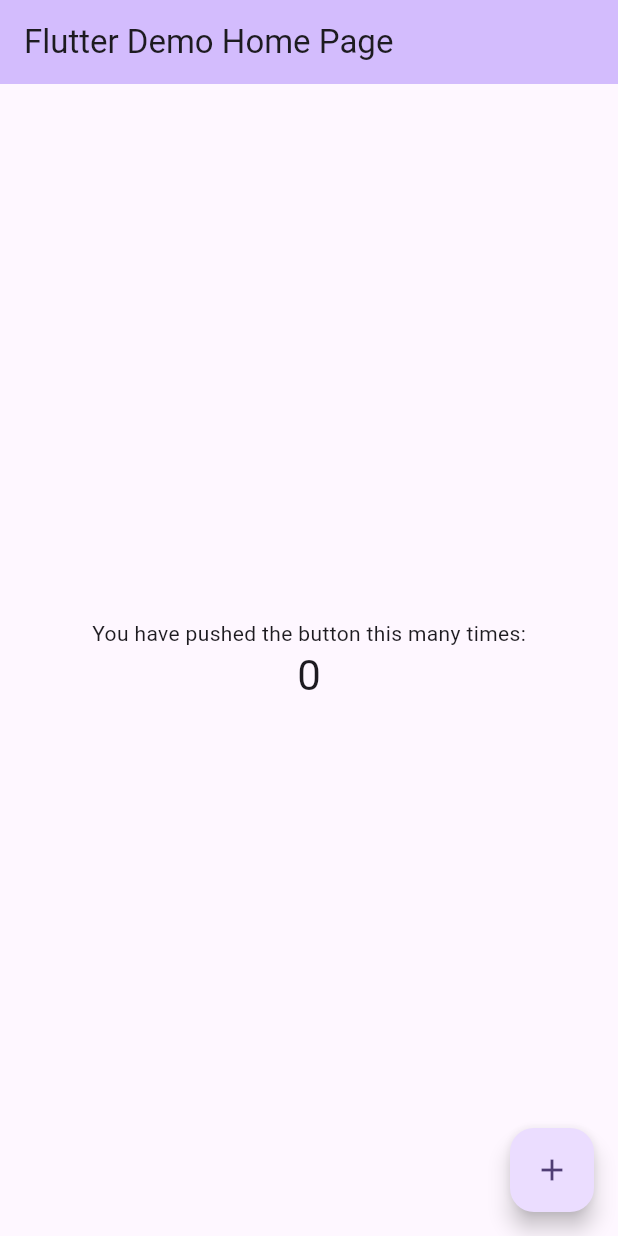
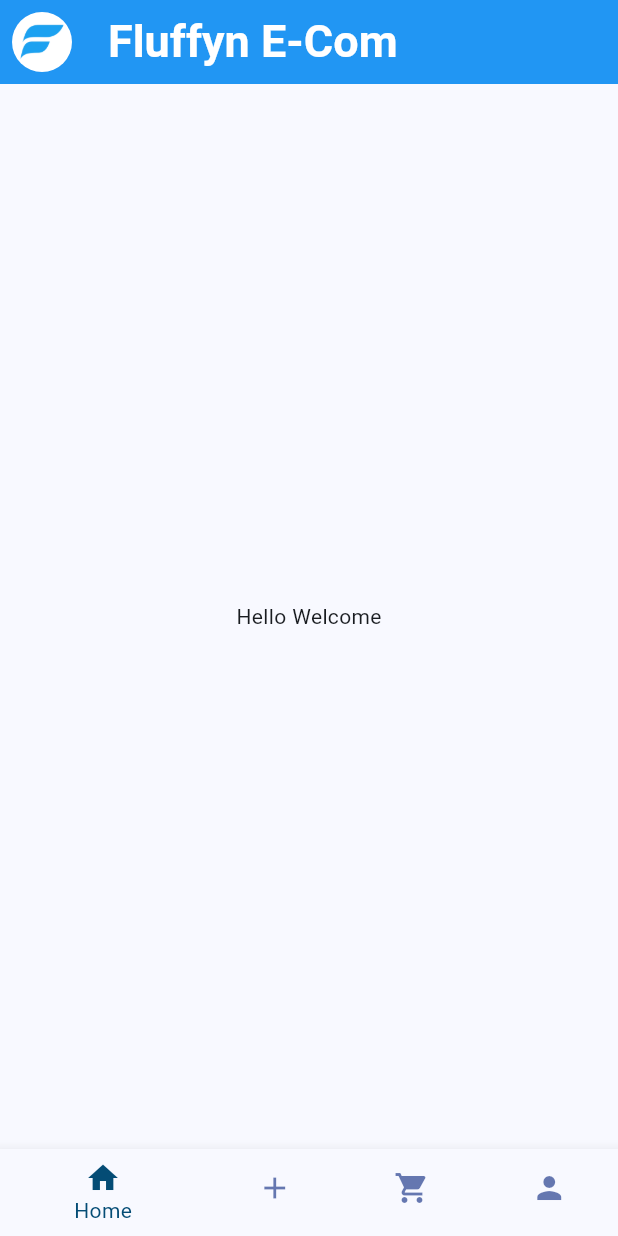
Before and after one commit to rajsharma07/fluffyn_e_commerce, a Flutter app: the screen it shows after launch, on a phone screen of 412 x 824 dp. Run offline on Flutter 3.47's test engine with Material 3 defaults, Android fonts, the phone set to English and light mode, and no system bars.

Commit message:
Basic skeleton done

```diff
--- /dev/null
+++ b/lib/core/theme/app_theme.dart
@@ -0,0 +1,7 @@
+import 'package:flutter/material.dart';
+
+const Color themeSeedColor = Colors.blue;
+
+ThemeData themeData = ThemeData(
+  colorScheme: ColorScheme.fromSeed(seedColor: themeSeedColor),
+);
--- a/lib/main.dart
+++ b/lib/main.dart
@@ -1,125 +1,19 @@
+import 'package:fluffyn_e_commerce/core/theme/app_theme.dart';
+import 'package:fluffyn_e_commerce/src/skeleton/skeleton.dart';
 import 'package:flutter/material.dart';
 
 void main() {
-  runApp(const MyApp());
+  runApp(const ECommerceApp());
 }
 
-class MyApp extends StatelessWidget {
-  const MyApp({super.key});
+class ECommerceApp extends StatelessWidget {
+  const ECommerceApp({super.key});
 
-  // This widget is the root of your application.
   @override
   Widget build(BuildContext context) {
     return MaterialApp(
-      title: 'Flutter Demo',
-      theme: ThemeData(
-        // This is the theme of your application.
-        //
-        // TRY THIS: Try running your application with "flutter run". You'll see
-        // the application has a purple toolbar. Then, without quitting the app,
-        // try changing the seedColor in the colorScheme below to Colors.green
-        // and then invoke "hot reload" (save your changes or press the "hot
-        // reload" button in a Flutter-supported IDE, or press "r" if you used
-        // the command line to start the app).
-        //
-        // Notice that the counter didn't reset back to zero; the application
-        // state is not lost during the reload. To reset the state, use hot
-        // restart instead.
-        //
-        // This works for code too, not just values: Most code changes can be
-        // tested with just a hot reload.
-        colorScheme: ColorScheme.fromSeed(seedColor: Colors.deepPurple),
-        useMaterial3: true,
-      ),
-      home: const MyHomePage(title: 'Flutter Demo Home Page'),
+      theme: themeData,
+      home: const Skeleton(),
     );
   }
 }
-
-class MyHomePage extends StatefulWidget {
-  const MyHomePage({super.key, required this.title});
-
-  // This widget is the home page of your application. It is stateful, meaning
-  // that it has a State object (defined below) that contains fields that affect
-  // how it looks.
-
-  // This class is the configuration for the state. It holds the values (in this
-  // case the title) provided by the parent (in this case the App widget) and
-  // used by the build method of the State. Fields in a Widget subclass are
-  // always marked "final".
-
-  final String title;
-
-  @override
-  State<MyHomePage> createState() => _MyHomePageState();
-}
-
-class _MyHomePageState extends State<MyHomePage> {
-  int _counter = 0;
-
-  void _incrementCounter() {
-    setState(() {
-      // This call to setState tells the Flutter framework that something has
-      // changed in this State, which causes it to rerun the build method below
-      // so that the display can reflect the updated values. If we changed
-      // _counter without calling setState(), then the build method would not be
-      // called again, and so nothing would appear to happen.
-      _counter++;
-    });
-  }
-
-  @override
-  Widget build(BuildContext context) {
-    // This method is rerun every time setState is called, for instance as done
-    // by the _incrementCounter method above.
-    //
-    // The Flutter framework has been optimized to make rerunning build methods
-    // fast, so that you can just rebuild anything that needs updating rather
-    // than having to individually change instances of widgets.
-    return Scaffold(
-      appBar: AppBar(
-        // TRY THIS: Try changing the color here to a specific color (to
-        // Colors.amber, perhaps?) and trigger a hot reload to see the AppBar
-        // change color while the other colors stay the same.
-        backgroundColor: Theme.of(context).colorScheme.inversePrimary,
-        // Here we take the value from the MyHomePage object that was created by
-        // the App.build method, and use it to set our appbar title.
-        title: Text(widget.title),
-      ),
-      body: Center(
-        // Center is a layout widget. It takes a single child and positions it
-        // in the middle of the parent.
-        child: Column(
-          // Column is also a layout widget. It takes a list of children and
-          // arranges them vertically. By default, it sizes itself to fit its
-          // children horizontally, and tries to be as tall as its parent.
-          //
-          // Column has various properties to control how it sizes itself and
-          // how it positions its children. Here we use mainAxisAlignment to
-          // center the children vertically; the main axis here is the vertical
-          // axis because Columns are vertical (the cross axis would be
-          // horizontal).
-          //
-          // TRY THIS: Invoke "debug painting" (choose the "Toggle Debug Paint"
-          // action in the IDE, or press "p" in the console), to see the
-          // wireframe for each widget.
-          mainAxisAlignment: MainAxisAlignment.center,
-          children: <Widget>[
-            const Text(
-              'You have pushed the button this many times:',
-            ),
-            Text(
-              '$_counter',
-              style: Theme.of(context).textTheme.headlineMedium,
-            ),
-          ],
-        ),
-      ),
-      floatingActionButton: FloatingActionButton(
-        onPressed: _incrementCounter,
-        tooltip: 'Increment',
-        child: const Icon(Icons.add),
-      ), // This trailing comma makes auto-formatting nicer for build methods.
-    );
-  }
-}
--- /dev/null
+++ b/lib/provider/selected_page_provider.dart
@@ -0,0 +1,12 @@
+import 'package:flutter/material.dart';
+
+class SelectedPageProvider extends ChangeNotifier {
+  int _selected = 0;
+
+  int getSelected() => _selected;
+
+  void changePage(int i) {
+    _selected = i;
+    notifyListeners();
+  }
+}
--- /dev/null
+++ b/lib/src/skeleton/skeleton.dart
@@ -0,0 +1,23 @@
+import 'package:fluffyn_e_commerce/provider/selected_page_provider.dart';
+import 'package:fluffyn_e_commerce/src/skeleton/widgets/my_app_bar.dart';
+import 'package:fluffyn_e_commerce/src/skeleton/widgets/my_bottom_navigation_bar.dart';
+import 'package:flutter/material.dart';
+import 'package:provider/provider.dart';
+
+class Skeleton extends StatelessWidget {
+  const Skeleton({super.key});
+
+  @override
+  Widget build(BuildContext context) {
+    return ChangeNotifierProvider(
+      create: (context) => SelectedPageProvider(),
+      child: Scaffold(
+        appBar: MyAppBar.getAppBar(context),
+        body: const Center(
+          child: Text("Hello Welcome"),
+        ),
+        bottomNavigationBar: const MyBottomNavigationBar(),
+      ),
+    );
+  }
+}
--- /dev/null
+++ b/lib/src/skeleton/widgets/my_app_bar.dart
@@ -0,0 +1,21 @@
+import 'package:flutter/material.dart';
+
+class MyAppBar {
+  static AppBar getAppBar(BuildContext ctx) {
+    return AppBar(
+      leading: const Padding(
+        padding: EdgeInsets.all(8.0),
+        child: CircleAvatar(
+          backgroundColor: Colors.white,
+          backgroundImage: AssetImage("assets/logo.png"),
+        ),
+      ),
+      backgroundColor: Colors.blue,
+      title: const Text(
+        "Fluffyn E-Com",
+        style: TextStyle(
+            fontWeight: FontWeight.bold, color: Colors.white, fontSize: 30),
+      ),
+    );
+  }
+}
--- /dev/null
+++ b/lib/src/skeleton/widgets/my_bottom_navigation_bar.dart
@@ -0,0 +1,29 @@
+import 'package:fluffyn_e_commerce/provider/selected_page_provider.dart';
+import 'package:flutter/material.dart';
+import 'package:provider/provider.dart';
+
+class MyBottomNavigationBar extends StatelessWidget {
+  const MyBottomNavigationBar({super.key});
+  final List<BottomNavigationBarItem> items = const [
+    BottomNavigationBarItem(icon: Icon(Icons.home), label: "Home"),
+    BottomNavigationBarItem(icon: Icon(Icons.add), label: "Products"),
+    BottomNavigationBarItem(icon: Icon(Icons.shopping_cart), label: "Cart"),
+    BottomNavigationBarItem(icon: Icon(Icons.person), label: "Profile"),
+  ];
+  @override
+  Widget build(BuildContext context) {
+    return Consumer<SelectedPageProvider>(
+      builder: (context, value, child) {
+        return BottomNavigationBar(
+          currentIndex: value.getSelected(),
+          items: items,
+          selectedItemColor: const Color.fromARGB(255, 4, 76, 117),
+          unselectedItemColor: const Color.fromARGB(158, 10, 39, 128),
+          onTap: (v) {
+            value.changePage(v);
+          },
+        );
+      },
+    );
+  }
+}
--- a/pubspec.yaml
+++ b/pubspec.yaml
@@ -40,6 +40,7 @@ dependencies:
   equatable: ^2.0.7
   sqflite: ^2.4.1
   path: ^1.9.0
+  provider: ^6.1.4
 
 dev_dependencies:
   flutter_test:
@@ -64,8 +65,8 @@ flutter:
   uses-material-design: true
 
   # To add assets to your application, add an assets section, like this:
-  # assets:
-  #   - images/a_dot_burr.jpeg
+  assets:
+    - assets/logo.png
   #   - images/a_dot_ham.jpeg
 
   # An image asset can refer to one or more resolution-specific "variants", see
```
Also changed, not shown: pubspec.lock.
